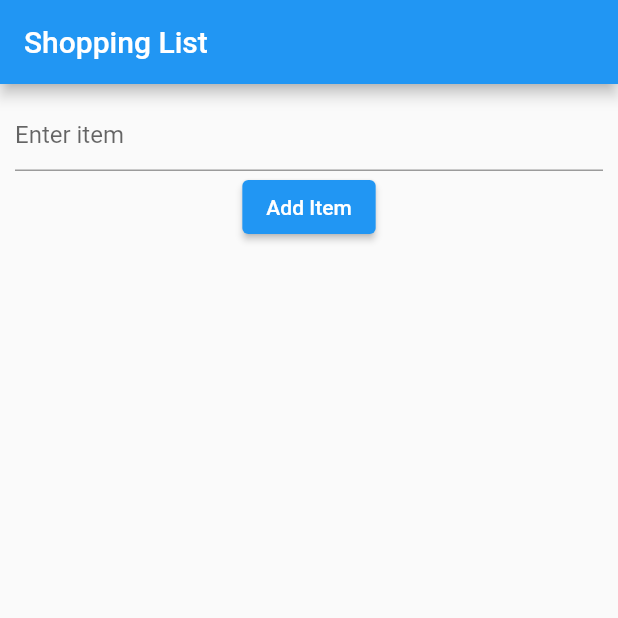
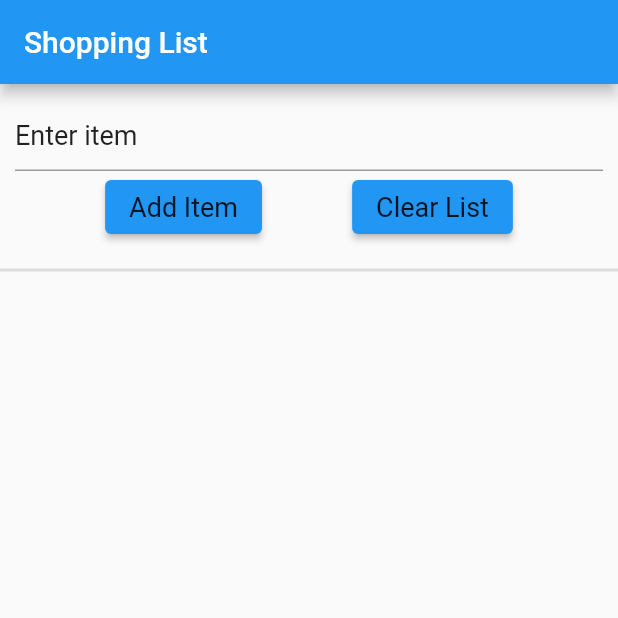
Before and after one commit to TusharSharmaIN/exploring_more_realm, a Flutter app: the screen it shows after launch, on a phone screen of 412 x 824 dp, the top half of it. Run offline on Flutter 3.47's test engine with Material 2 defaults, Android fonts, the phone set to English and light mode, and no system bars; our stand-ins replace realm; generated files the repository leaves out were written again.

```diff
--- a/lib/db/item/item.dart
+++ b/lib/db/item/item.dart
@@ -3,6 +3,11 @@ part 'item.g.dart';
 
 @RealmModel()
 class _Item {
+
   @PrimaryKey()
   late String text;
+
+  late bool isMarked;
+
+  late int quantity;
 }
--- a/lib/db/item/item_dao.dart
+++ b/lib/db/item/item_dao.dart
@@ -12,4 +12,10 @@ abstract class ItemDao {
   bool addItem(String text);
 
   bool deleteItem(Item item);
+
+  bool toggleFavourite(Item item);
+
+  bool updateQuantity(Item item, int offset);
+
+  bool clearItems();
 }
--- a/lib/features/home_page/add_item_view.dart
+++ b/lib/features/home_page/add_item_view.dart
@@ -4,9 +4,11 @@ class AddItemView extends StatelessWidget {
   AddItemView({
     Key? key,
     required this.onAdd,
+    required this.onClear,
   }) : super(key: key);
 
   final Function(String) onAdd;
+  final Function() onClear;
   final TextEditingController textController = TextEditingController();
 
   @override
@@ -19,15 +21,34 @@ class AddItemView extends StatelessWidget {
         children: [
           TextField(
             controller: textController,
-            decoration: const InputDecoration(hintText: 'Enter item'),
+            decoration: InputDecoration(
+              hintText: 'Enter item',
+              hintStyle: Theme.of(context).textTheme.bodyLarge,
             ),
+          ),
+          Row(
+            mainAxisAlignment: MainAxisAlignment.spaceEvenly,
+            children: [
               ElevatedButton(
                 onPressed: () {
                   if (textController.text.isNotEmpty) {
                     onAdd(textController.text);
+                    textController.clear();
                   }
                 },
-            child: const Text('Add Item'),
+                child: Text(
+                  'Add Item',
+                  style: Theme.of(context).textTheme.bodyLarge,
+                ),
+              ),
+              ElevatedButton(
+                onPressed: onClear,
+                child: Text(
+                  'Clear List',
+                  style: Theme.of(context).textTheme.bodyLarge,
+                ),
+              )
+            ],
           )
         ],
       ),
--- a/lib/features/home_page/home_page.dart
+++ b/lib/features/home_page/home_page.dart
@@ -1,3 +1,5 @@
+import 'dart:async';
+
 import 'package:flutter/material.dart';
 import 'package:realm/realm.dart';
 
@@ -23,24 +25,37 @@ class _HomePageState extends State<HomePage> {
   late ItemDao itemDao;
   late RealmResults<Item> items;
 
+  late final StreamController itemStreamController;
+  late final Stream itemStream;
+  late final StreamSubscription<RealmResultsChanges<Item>> itemsSubscription;
+
   @override
   void initState() {
     super.initState();
     itemDao = ItemDaoImpl();
-    loadItems();
-  }
 
-  void loadItems() {
-    setState(() {
+    itemStreamController = StreamController<RealmResultsChanges<Item>>();
+    itemStream = itemStreamController.stream;
+
     items = itemDao.getItems();
-    });
+    itemsSubscription = items.changes.listen(
+      (changes) {
+        // print("=====================");
+        // print("inserted: ${changes.inserted}");
+        // print("deleted: ${changes.deleted}");
+        // print("newModified: ${changes.newModified}");
+        // print("results: ${changes.results}");
+        // print("isCleared: ${changes.isCleared}");
+        // print("=====================");
+        itemStreamController.add(changes);
+      },
+    );
   }
 
   onAdd(String text) {
     debugPrint('Adding $text');
     if (itemDao.addItem(text)) {
       debugPrint('Added $text');
-      loadItems();
     } else {
       debugPrint('Something went wrong while adding $text');
     }
@@ -49,9 +64,47 @@ class _HomePageState extends State<HomePage> {
   onDelete(Item item) {
     debugPrint('Deleting ${item.text}');
     if (itemDao.deleteItem(item)) {
-      loadItems();
     } else {
       debugPrint('Something went wrong while deleting ${item.text}');
+    }
+  }
+
+  onFavourite(Item item) {
+    debugPrint('Setting favourite for ${item.text}');
+    if (itemDao.toggleFavourite(item)) {
+    } else {
+      debugPrint(
+          'Something went wrong while setting favourite for ${item.text}');
+    }
+  }
+
+  onIncrementQuantity(Item item) {
+    debugPrint('Increment quantity for ${item.text}');
+    if (itemDao.updateQuantity(item, 1)) {
+    } else {
+      debugPrint(
+          'Something went wrong while incrementing quantity for ${item.text}');
+    }
+  }
+
+  onDecrementQuantity(Item item) {
+    debugPrint('Decrement quantity for ${item.text}');
+    if (item.quantity > 1) {
+      if (itemDao.updateQuantity(item, -1)) {
+      } else {
+        debugPrint(
+            'Something went wrong while decrementing quantity for ${item.text}');
+      }
+    } else {
+      onDelete(item);
+    }
+  }
+
+  onClear() {
+    debugPrint('Clearing List Items');
+    if (itemDao.clearItems()) {
+    } else {
+      debugPrint('Something went wrong while clearing');
     }
   }
 
@@ -59,19 +112,42 @@ class _HomePageState extends State<HomePage> {
   Widget build(BuildContext context) {
     return Scaffold(
       appBar: AppBar(
-        title: Text(widget.title, style: const TextStyle(color: Colors.white)),
+        title: Text(
+          widget.title,
+          style: const TextStyle(color: Colors.white),
         ),
-      body: Column(children: [
+      ),
+      body: Column(
+        children: [
           AddItemView(
             onAdd: onAdd,
+            onClear: onClear,
+          ),
+          const Divider(
+            thickness: 2,
           ),
           Expanded(
-          child: ItemListView(
+            child: StreamBuilder(
+              stream: itemStream,
+              builder: (context, snapshot) {
+                if (!snapshot.hasData) {
+                  return const Align(
+                    alignment: Alignment.center,
+                    child: CircularProgressIndicator(),
+                  );
+                }
+                return ItemListView(
                   items: items.toList(),
                   onDelete: onDelete,
+                  onFavourite: onFavourite,
+                  onIncrementQuantity: onIncrementQuantity,
+                  onDecrementQuantity: onDecrementQuantity,
+                );
+              },
             ),
-        )
-      ]),
+          ),
+        ],
+      ),
     );
   }
 }
--- a/lib/main.dart
+++ b/lib/main.dart
@@ -11,9 +11,17 @@ class MyApp extends StatelessWidget {
 
   @override
   Widget build(BuildContext context) {
-    return const MaterialApp(
+    return MaterialApp(
       title: 'List App',
-      home: HomePage(
+      theme: ThemeData(
+        textTheme: const TextTheme(
+          bodyLarge: TextStyle(
+            fontSize: 18,
+            fontWeight: FontWeight.normal,
+          ),
+        ),
+      ),
+      home: const HomePage(
         title: 'Shopping List',
       ),
       debugShowCheckedModeBanner: false,
--- a/pubspec.yaml
+++ b/pubspec.yaml
@@ -13,6 +13,7 @@ dependencies:
 
   cupertino_icons: ^1.0.2
   realm: ^1.0.3
+  riverpod: ^2.3.6
 
 dev_dependencies:
   flutter_test:
```
Also changed, not shown: lib/db/item/item_dao_impl.dart (+42 -1 lines), lib/features/home_page/item_list_view.dart (+44 -2 lines), lib/db/item/item.g.dart, pubspec.lock. Lines whose indentation alone changed are shown as unchanged.
